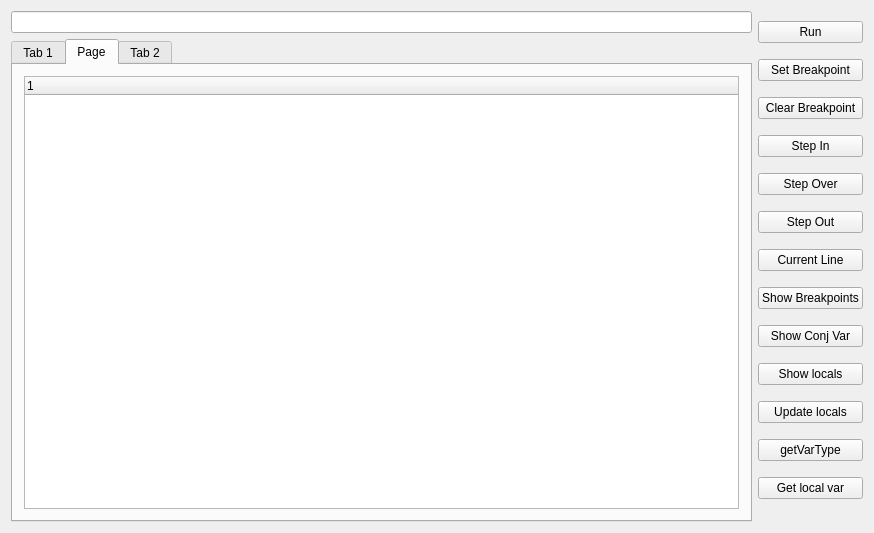
This is mainwindow.ui in BaranovMykola/UiDebuggerGdb as Qt 5 draws it before an edit. The edited form follows.
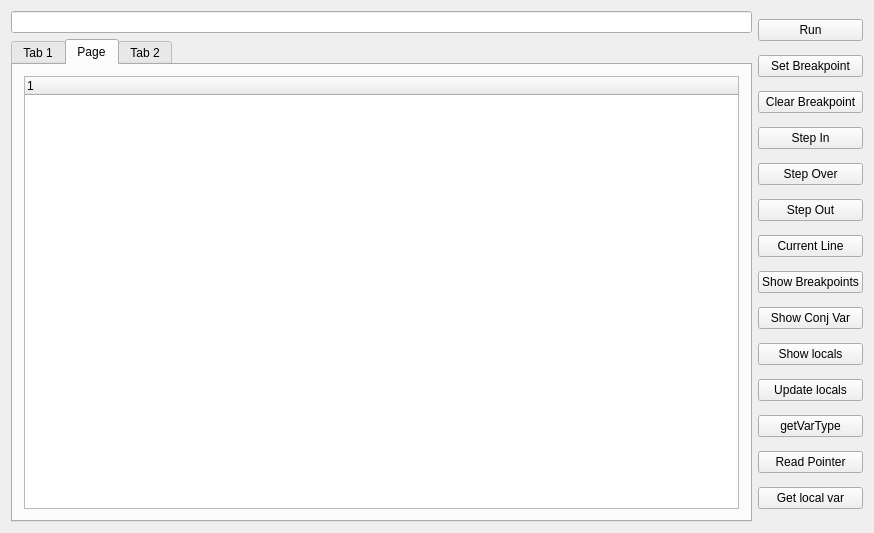
This is the edited form.

Commit message: Implemented reading pointer content

Patch:
```diff
--- a/mainwindow.ui
+++ b/mainwindow.ui
@@ -101,6 +101,13 @@
         </property>
        </widget>
       </item>
+      <item>
+       <widget class="QPushButton" name="butReadPointer">
+        <property name="text">
+         <string>Read Pointer</string>
+        </property>
+       </widget>
+      </item>
       <item>
        <widget class="QPushButton" name="butLocalVar">
         <property name="text">
```
The commit also changes 3 other files.
